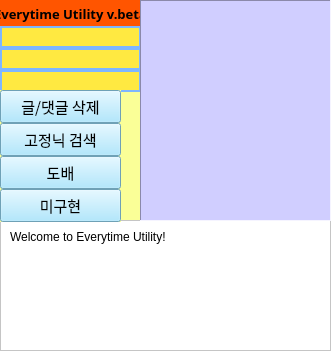
First picture: the form in view/mainScreen.ui, repository cmh1027/everytimeUtility, before the edit.
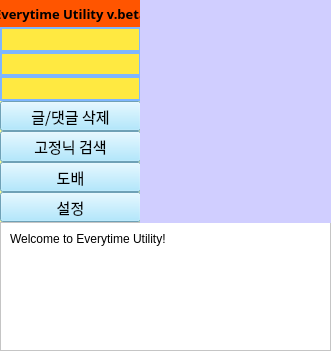
Second picture: the form after the edit.

What changed in the file:
```diff
--- a/view/mainScreen.ui
+++ b/view/mainScreen.ui
@@ -39,9 +39,9 @@
     <property name="geometry">
      <rect>
       <x>0</x>
-      <y>220</y>
+      <y>222</y>
       <width>331</width>
-      <height>131</height>
+      <height>129</height>
      </rect>
     </property>
     <property name="maximumSize">
@@ -74,7 +74,7 @@
       <x>0</x>
       <y>0</y>
       <width>141</width>
-      <height>92</height>
+      <height>101</height>
      </rect>
     </property>
     <property name="font">
@@ -203,9 +203,9 @@
     <property name="geometry">
      <rect>
       <x>0</x>
-      <y>90</y>
-      <width>121</width>
-      <height>132</height>
+      <y>101</y>
+      <width>141</width>
+      <height>121</height>
      </rect>
     </property>
     <layout class="QVBoxLayout" name="menuLayout">
@@ -305,33 +305,24 @@
 background-color:rgb(156, 226, 255)</string>
        </property>
        <property name="text">
-        <string>미구현</string>
+        <string>설정</string>
        </property>
       </widget>
      </item>
     </layout>
    </widget>
-   <widget class="QLabel" name="contentLabel">
+   <widget class="QWidget" name="Form" native="true">
     <property name="geometry">
      <rect>
       <x>140</x>
       <y>0</y>
       <width>191</width>
-      <height>221</height>
+      <height>223</height>
      </rect>
     </property>
     <property name="styleSheet">
      <string notr="true">background-color:rgb(208, 206, 255)</string>
     </property>
-    <property name="frameShape">
-     <enum>QFrame::Panel</enum>
-    </property>
-    <property name="frameShadow">
-     <enum>QFrame::Sunken</enum>
-    </property>
-    <property name="text">
-     <string/>
-    </property>
    </widget>
   </widget>
  </widget>
```
Left out of the diff: 11 changed lines with no effect on the pictures.
